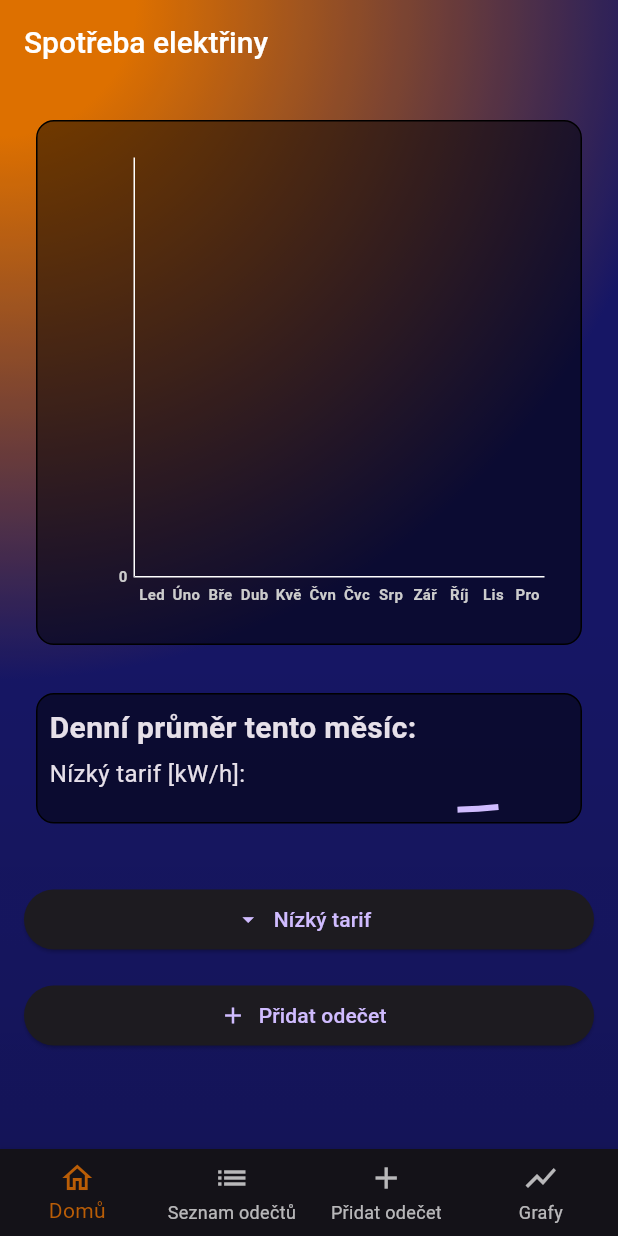
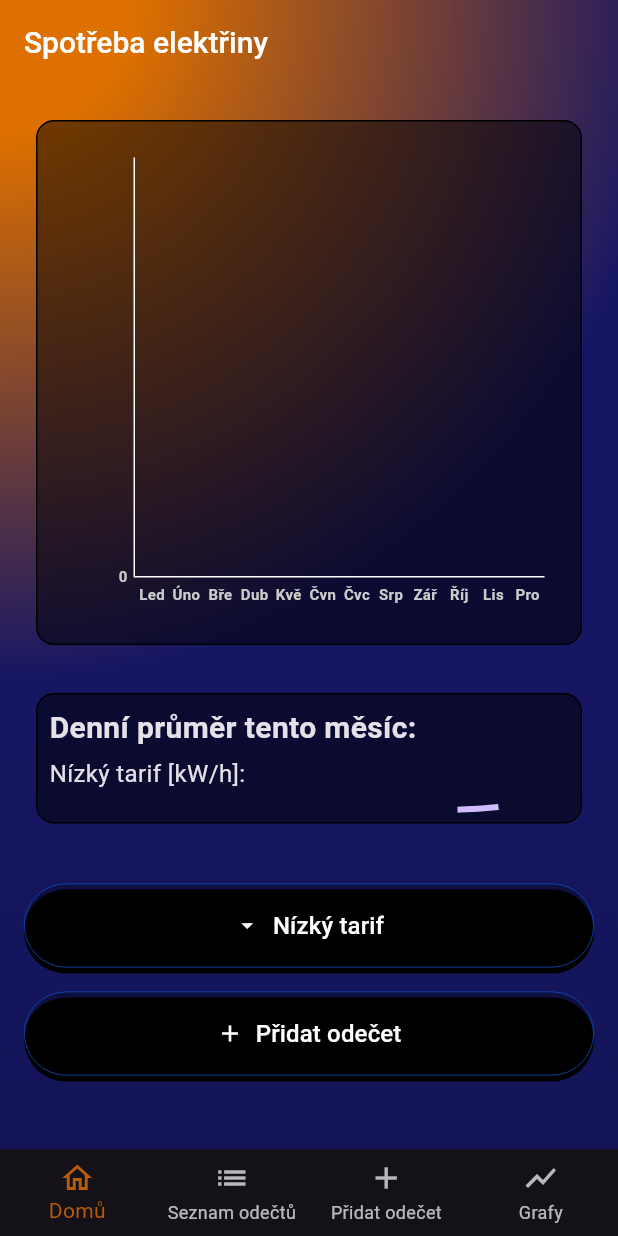
Before and after one commit to JakubStepanek/pma-js-electricity-consumption, a Flutter app: the screen it shows after launch, on a phone screen of 412 x 824 dp. Run offline on Flutter 3.47's test engine with Material 3 defaults, Android fonts, the phone set to English and light mode, and no system bars; drawn by our look-alikes of fl_chart; our stand-ins replace drift, image_picker, rxdart; missing offline and left inert: flutter_tesseract_ocr; accounts and stored records are empty; generated files the repository leaves out were written again.

Commit message:
Final touch

```diff
--- a/electricity_consumption_tracker/lib/screen/home_screen.dart
+++ b/electricity_consumption_tracker/lib/screen/home_screen.dart
@@ -1,3 +1,5 @@
+import 'package:electricity_consumption_tracker/resources/app_colors.dart';
+import 'package:electricity_consumption_tracker/widget/custom_button.dart';
 import 'package:electricity_consumption_tracker/widget/rounded_background.dart';
 import 'package:flutter/material.dart';
 import 'package:flutter/cupertino.dart';
@@ -8,6 +10,10 @@ import 'package:electricity_consumption_tracker/navigation/app_navigation.dart';
 import '../controller/home_controller.dart';
 import '../widget/gradient_background.dart';
 
+/// A stateful widget representing the home screen for the electricity consumption tracker.
+///
+/// This screen displays charts for electricity consumption, allows the user to select different tariff options
+/// via a CupertinoPicker, and provides navigation to add new consumption entries.
 class HomeScreen extends StatefulWidget {
   @override
   State<HomeScreen> createState() => _HomeScreenState();
@@ -16,7 +22,7 @@ class HomeScreen extends StatefulWidget {
 class _HomeScreenState extends State<HomeScreen> {
   late HomeController _controller;
 
-  // Mapping of user-friendly names to database column names.
+  /// Mapping of user-friendly names to database column names.
   final Map<String, String> optionToColumnMap = {
     'Nízký tarif': 'consumptionTarifLow',
     'Vysoký tarif': 'consumptionTarifHigh',
@@ -35,18 +41,9 @@ class _HomeScreenState extends State<HomeScreen> {
     options = optionToColumnMap.keys.toList();
   }
 
-  /// The _showPicker function displays a modal bottom sheet with a CupertinoPicker widget in a dark
-  /// theme.
+  /// Displays a modal bottom sheet with a CupertinoPicker for tariff selection.
   ///
-  /// Args:
-  ///   context (BuildContext): The `context` parameter in Flutter represents the build context of the
-  /// widget that is currently being built. It provides access to various properties and methods related
-  /// to the widget tree, such as theme, size, and localization.
-  ///
-  /// Returns:
-  ///   A `CupertinoTheme` widget is being returned, which contains a `Container` widget with a
-  /// `CupertinoPicker` widget inside. The `CupertinoPicker` widget displays a list of options for the
-  /// user to choose from.
+  /// The picker is styled with a dark CupertinoTheme.
   void _showPicker(BuildContext context) {
     showModalBottomSheet(
       context: context,
@@ -79,21 +76,10 @@ class _HomeScreenState extends State<HomeScreen> {
     );
   }
 
-  /// The build function returns a widget tree for a screen displaying electricity consumption data with
-  /// charts and buttons for user interaction.
+  /// Builds the widget tree for the HomeScreen.
   ///
-  /// Args:
-  ///   context (BuildContext): The `context` parameter in Flutter represents the build context of the
-  /// widget. It is a reference to the location of a widget within the widget tree. The context provides
-  /// access to various properties and methods related to the widget, such as theme data, media queries,
-  /// and navigation.
-  ///
-  /// Returns:
-  ///   The build method is returning a Widget tree that consists of a GradientBackground widget as the
-  /// root, which contains a Scaffold widget. Inside the Scaffold, there is an AppBar with a title, a
-  /// body that includes a SingleChildScrollView with multiple child widgets such as RoundedBackground,
-  /// YearlyConsumptionChart, Text widgets, Row widget, ElevatedButton widgets, and more. The
-  /// bottomNavigationBar is set to an AppNavigation
+  /// The UI includes a gradient background, charts, tariff selection, futuristic-styled buttons,
+  /// and a bottom navigation bar.
   @override
   Widget build(BuildContext context) {
     final TextTheme textTheme = Theme.of(context).textTheme;
@@ -112,6 +98,7 @@ class _HomeScreenState extends State<HomeScreen> {
           child: Column(
             crossAxisAlignment: CrossAxisAlignment.start,
             children: [
+              // Chart with rounded background.
               RoundedBackground(
                 child: YearlyConsumptionChart(
                   dataStream: _controller.getMonthlySumOfColumnForYear(
@@ -120,6 +107,7 @@ class _HomeScreenState extends State<HomeScreen> {
                 ),
               ),
               const SizedBox(height: 16),
+              // Daily average section wrapped in a rounded background.
               RoundedBackground(
                 child: Column(
                   crossAxisAlignment: CrossAxisAlignment.start,
@@ -168,24 +156,23 @@ class _HomeScreenState extends State<HomeScreen> {
               const SizedBox(height: 32),
               SizedBox(
                 width: double.infinity,
-                child: ElevatedButton.icon(
+                child: CustomButton(
                     onPressed: () {
                       _showPicker(context);
                     },
-                  icon: const Icon(Icons.arrow_drop_down),
-                  label: Text(_selectedOption),
-                ),
+                    icon:
+                        const Icon(Icons.arrow_drop_down, color: Colors.white),
+                    label: _selectedOption),
               ),
               const SizedBox(height: 16),
               SizedBox(
                 width: double.infinity,
-                child: ElevatedButton.icon(
+                child: CustomButton(
                     onPressed: () {
                       Navigator.pushNamed(context, '/add_consumption');
                     },
-                  icon: const Icon(Icons.add),
-                  label: const Text('Přidat odečet'),
-                ),
+                    icon: const Icon(Icons.add, color: Colors.white),
+                    label: 'Přidat odečet'),
               ),
             ],
           ),
--- /dev/null
+++ b/electricity_consumption_tracker/lib/widget/custom_button.dart
@@ -0,0 +1,50 @@
+import 'package:flutter/material.dart';
+
+class CustomButton extends StatelessWidget {
+  const CustomButton({
+    super.key,
+    required this.onPressed,
+    required this.icon,
+    required this.label,
+  });
+
+  final VoidCallback onPressed;
+  final Icon icon;
+  final String label;
+
+  @override
+  Widget build(BuildContext context) {
+    return Container(
+      decoration: BoxDecoration(
+        // Nastavíme pozadí tlačítka na lehce tmavou s mírnou průhledností.
+        color: Colors.black.withOpacity(0.3),
+        borderRadius: BorderRadius.circular(30),
+        border: Border.all(
+            color: const Color.fromARGB(255, 10, 81, 204), width: 0.5),
+        boxShadow: [
+          BoxShadow(
+            offset: const Offset(0, 4),
+          ),
+        ],
+      ),
+      child: ElevatedButton.icon(
+        style: ElevatedButton.styleFrom(
+          // Transparentní pozadí tlačítka, aby byla viditelná dekorace kontejneru.
+          backgroundColor: Colors.transparent,
+          shadowColor: Colors.transparent,
+          shape: RoundedRectangleBorder(
+            borderRadius: BorderRadius.circular(30),
+          ),
+          padding: const EdgeInsets.symmetric(vertical: 16, horizontal: 24),
+        ),
+        onPressed: onPressed,
+        icon: icon,
+        // Nastavujeme text na bílou barvu.
+        label: Text(
+          label,
+          style: const TextStyle(fontSize: 16, color: Colors.white),
+        ),
+      ),
+    );
+  }
+}
```
Also changed, not shown: electricity_consumption_tracker/lib/controller/add_consumption_screen_controller.dart (deleted, +0 -55 lines). Lines whose indentation alone changed are shown as unchanged.
